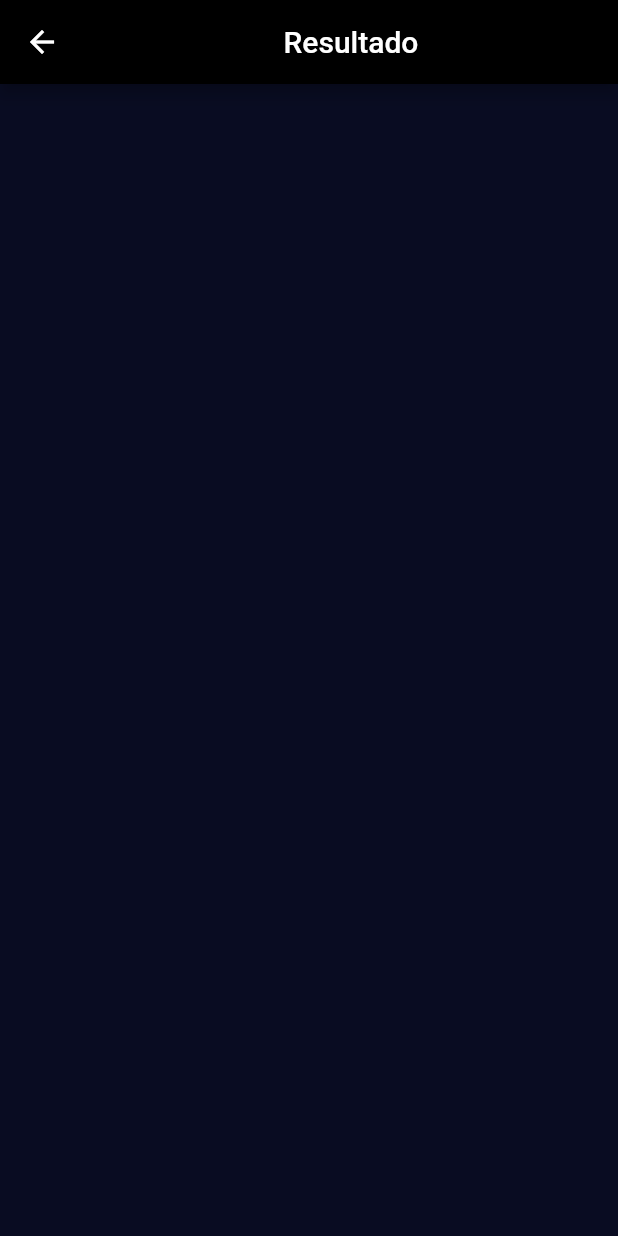
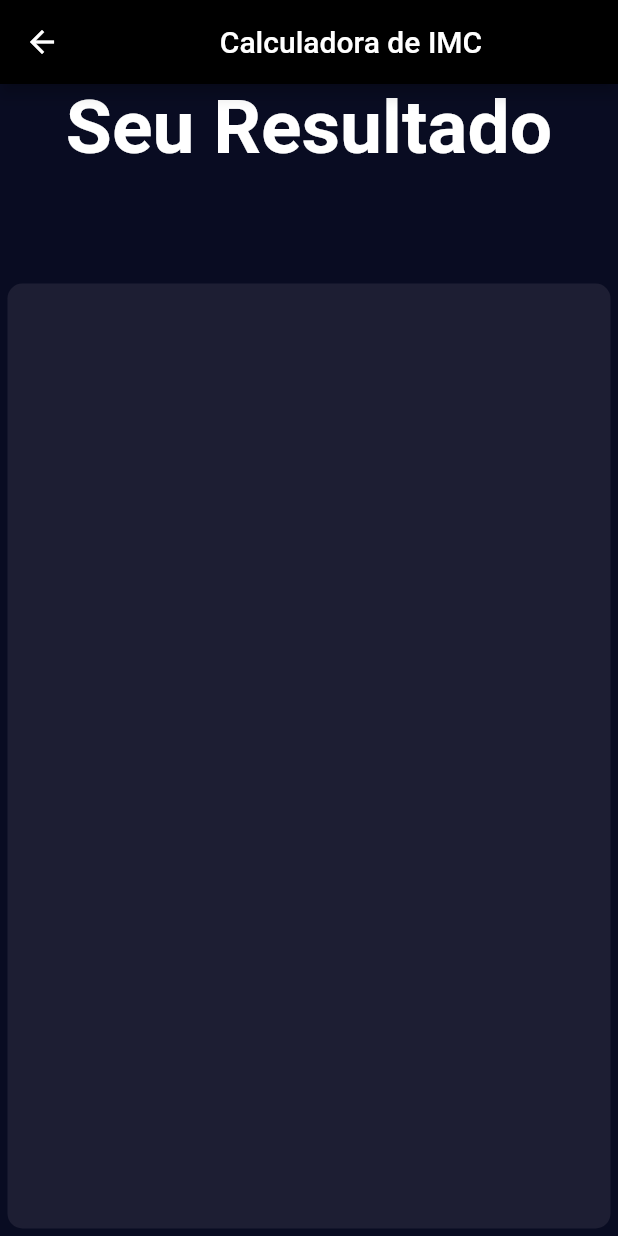
Before and after one commit to ivanluizjr/app-calculadora-imc, a Flutter app: the screen it shows after launch, after a tap on "PRESSIONE PARA CALCULAR", on a phone screen of 412 x 824 dp. Run offline on Flutter 3.47's test engine with Material 2 defaults, Android fonts, the phone set to English and light mode, and no system bars.

Commit message:
Criação tela resultado e navegação entre telas

```diff
--- a/lib/main.dart
+++ b/lib/main.dart
@@ -1,4 +1,4 @@
 import 'package:flutter/material.dart';
-import './src/app-widget.dart';
+import 'src/app_widget.dart';
 
 void main() => runApp(BMICalculator());
--- a/lib/view/input_page.dart
+++ b/lib/view/input_page.dart
@@ -5,7 +5,7 @@ import '../widgets/icon_content.dart';
 import '../widgets/container_inicial.dart';
 import '../widgets/constants.dart';
 import '../widgets/round_icon_button.dart';
-import '../controller/app-controller.dart';
+import '../controller/app_controller.dart';
 
 class InputPage extends StatefulWidget {
   @override
@@ -29,11 +29,10 @@ class _InputPageState extends State<InputPage> {
 
   @override
   Widget build(BuildContext context) {
-    String titulo = 'Calcular IMC';
     return Scaffold(
       appBar: AppBar(
         title: Center(
-          child: Text(titulo),
+          child: Text(kNameApp),
         ),
       ),
       body: Column(
--- a/lib/view/result_page.dart
+++ b/lib/view/result_page.dart
@@ -1,5 +1,6 @@
 import 'package:flutter/material.dart';
-import 'package:flutter/widgets.dart';
+import '../widgets/constants.dart';
+import '../widgets/container_inicial.dart';
 
 class ResultPage extends StatelessWidget {
   @override
@@ -8,8 +9,27 @@ class ResultPage extends StatelessWidget {
       appBar: AppBar(
         backgroundColor: Colors.black,
         title: Center(
-          child: Text('Resultado'),
+          child: Text(kNameApp),
         ),
+      ),
+      body: Column(
+        mainAxisAlignment: MainAxisAlignment.spaceEvenly,
+        children: [
+          Expanded(
+            child: Container(
+              child: Text(
+                'Seu Resultado',
+                style: kTitleTextStyle,
+              ),
+            ),
+          ),
+          Expanded(
+            flex: 5,
+            child: ContainerInicial(
+              colour: kActiveColor,
+            ),
+          ),
+        ],
       ),
     );
   }
--- a/lib/widgets/constants.dart
+++ b/lib/widgets/constants.dart
@@ -1,3 +1,5 @@
+import 'dart:ui';
+
 import 'package:flutter/material.dart';
 
 const kBottomContainerHeight = 80.0;
@@ -7,6 +9,7 @@ const kBottomContainerColor = Color(0XFFEB1555);
 const kColumnCentralColor = Color(0xff101327);
 const kAlturaMin = 120.0;
 const kAlturaMax = 220.0;
+const String kNameApp = "Calculadora de IMC";
 
 const kLabelTextStyle = TextStyle(
   fontSize: 18.0,
@@ -17,3 +20,8 @@ const kNumberTextStyle = TextStyle(
   fontSize: 50,
   fontWeight: FontWeight.w900,
 );
+
+const kTitleTextStyle = TextStyle(
+  fontSize: 50.0,
+  fontWeight: FontWeight.bold,
+);
```
Also changed, not shown: lib/controller/app_controller.dart (renamed from lib/controller/app-controller.dart), lib/src/app_widget.dart (renamed from lib/src/app-widget.dart), 2 other files.
